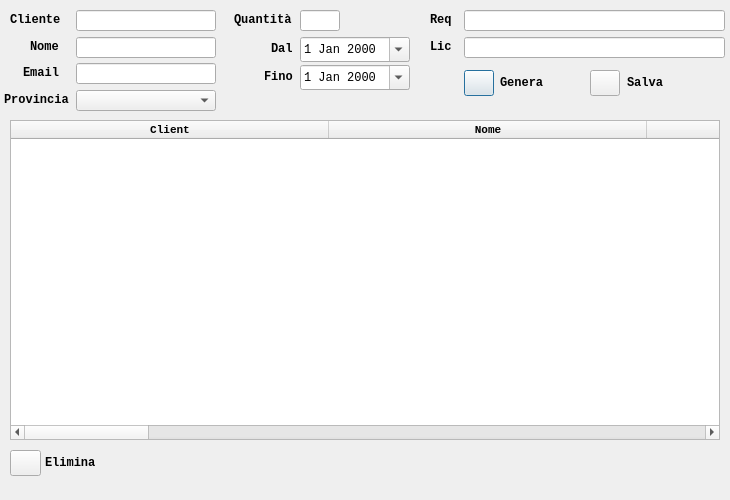
Before: the Qt Designer form QtUI/dialogLic.ui in emper0r/aron-conf, drawn with Qt 5.
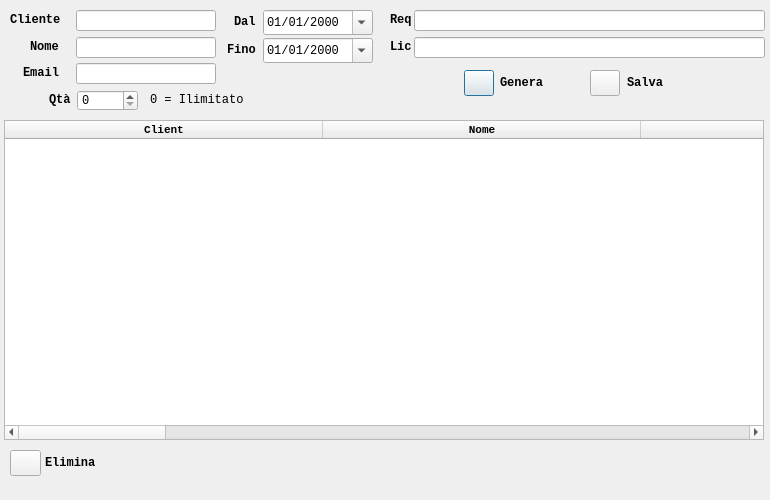
After: the same form once the commit is applied.

The edit to the form file:
```diff
--- a/QtUI/dialogLic.ui
+++ b/QtUI/dialogLic.ui
@@ -6,7 +6,7 @@
    <rect>
     <x>0</x>
     <y>0</y>
-    <width>730</width>
+    <width>770</width>
     <height>500</height>
    </rect>
   </property>
@@ -18,13 +18,13 @@
   </property>
   <property name="minimumSize">
    <size>
-    <width>730</width>
+    <width>770</width>
     <height>500</height>
    </size>
   </property>
   <property name="maximumSize">
    <size>
-    <width>730</width>
+    <width>770</width>
     <height>500</height>
    </size>
   </property>
@@ -55,21 +55,21 @@
   <widget class="QTableWidget" name="tableWidget">
    <property name="geometry">
     <rect>
-     <x>10</x>
+     <x>4</x>
      <y>120</y>
-     <width>710</width>
+     <width>760</width>
      <height>320</height>
     </rect>
    </property>
    <property name="minimumSize">
     <size>
-     <width>710</width>
+     <width>760</width>
      <height>320</height>
     </size>
    </property>
    <property name="maximumSize">
     <size>
-     <width>710</width>
+     <width>760</width>
      <height>320</height>
     </size>
    </property>
@@ -148,18 +148,6 @@
      </font>
     </property>
    </column>
-   <column>
-    <property name="text">
-     <string>Prov</string>
-    </property>
-    <property name="font">
-     <font>
-      <pointsize>8</pointsize>
-      <weight>75</weight>
-      <bold>true</bold>
-     </font>
-    </property>
-   </column>
    <column>
     <property name="text">
      <string>Qtà</string>
@@ -392,73 +380,24 @@
     <cursorShape>PointingHandCursor</cursorShape>
    </property>
   </widget>
-  <widget class="QComboBox" name="comboBoxProv">
-   <property name="geometry">
-    <rect>
-     <x>76</x>
-     <y>90</y>
-     <width>140</width>
-     <height>21</height>
-    </rect>
-   </property>
-   <property name="cursor">
-    <cursorShape>PointingHandCursor</cursorShape>
-   </property>
-  </widget>
-  <widget class="QLabel" name="labelProv">
-   <property name="geometry">
-    <rect>
-     <x>4</x>
-     <y>90</y>
-     <width>70</width>
-     <height>20</height>
-    </rect>
-   </property>
-   <property name="minimumSize">
-    <size>
-     <width>70</width>
-     <height>20</height>
-    </size>
-   </property>
-   <property name="maximumSize">
-    <size>
-     <width>70</width>
-     <height>20</height>
-    </size>
-   </property>
-   <property name="font">
-    <font>
-     <family>Monospace</family>
-     <pointsize>9</pointsize>
-     <weight>75</weight>
-     <bold>true</bold>
-    </font>
-   </property>
-   <property name="cursor">
-    <cursorShape>PointingHandCursor</cursorShape>
-   </property>
-   <property name="text">
-    <string>Provincia</string>
-   </property>
-  </widget>
   <widget class="QLabel" name="labelQty">
    <property name="geometry">
     <rect>
-     <x>234</x>
-     <y>10</y>
-     <width>60</width>
+     <x>49</x>
+     <y>90</y>
+     <width>30</width>
      <height>20</height>
     </rect>
    </property>
    <property name="minimumSize">
     <size>
-     <width>60</width>
+     <width>30</width>
      <height>20</height>
     </size>
    </property>
    <property name="maximumSize">
     <size>
-     <width>60</width>
+     <width>30</width>
      <height>20</height>
     </size>
    </property>
@@ -474,27 +413,14 @@
     <cursorShape>PointingHandCursor</cursorShape>
    </property>
    <property name="text">
-    <string>Quantità</string>
-   </property>
-  </widget>
-  <widget class="QLineEdit" name="lineEditQty">
-   <property name="geometry">
-    <rect>
-     <x>300</x>
-     <y>10</y>
-     <width>40</width>
-     <height>21</height>
-    </rect>
-   </property>
-   <property name="cursor">
-    <cursorShape>PointingHandCursor</cursorShape>
+    <string>Qtà</string>
    </property>
   </widget>
   <widget class="QDateEdit" name="dateEditActive">
    <property name="geometry">
     <rect>
-     <x>300</x>
-     <y>37</y>
+     <x>263</x>
+     <y>10</y>
      <width>110</width>
      <height>25</height>
     </rect>
@@ -502,6 +428,9 @@
    <property name="cursor">
     <cursorShape>PointingHandCursor</cursorShape>
    </property>
+   <property name="displayFormat">
+    <string>dd/MM/yyyy</string>
+   </property>
    <property name="calendarPopup">
     <bool>true</bool>
    </property>
@@ -509,8 +438,8 @@
   <widget class="QLabel" name="labelActive">
    <property name="geometry">
     <rect>
-     <x>271</x>
-     <y>39</y>
+     <x>234</x>
+     <y>12</y>
      <width>30</width>
      <height>20</height>
     </rect>
@@ -545,8 +474,8 @@
   <widget class="QLabel" name="labelExpire">
    <property name="geometry">
     <rect>
-     <x>264</x>
-     <y>67</y>
+     <x>227</x>
+     <y>40</y>
      <width>30</width>
      <height>20</height>
     </rect>
@@ -581,8 +510,8 @@
   <widget class="QDateEdit" name="dateEditExpire">
    <property name="geometry">
     <rect>
-     <x>300</x>
-     <y>65</y>
+     <x>263</x>
+     <y>38</y>
      <width>110</width>
      <height>25</height>
     </rect>
@@ -590,6 +519,9 @@
    <property name="cursor">
     <cursorShape>PointingHandCursor</cursorShape>
    </property>
+   <property name="displayFormat">
+    <string>dd/MM/yyyy</string>
+   </property>
    <property name="calendarPopup">
     <bool>true</bool>
    </property>
@@ -629,12 +561,17 @@
   <widget class="QLineEdit" name="lineEditClient_2">
    <property name="geometry">
     <rect>
-     <x>464</x>
+     <x>414</x>
      <y>10</y>
-     <width>261</width>
+     <width>351</width>
      <height>21</height>
     </rect>
    </property>
+   <property name="font">
+    <font>
+     <pointsize>8</pointsize>
+    </font>
+   </property>
    <property name="cursor">
     <cursorShape>PointingHandCursor</cursorShape>
    </property>
@@ -645,7 +582,7 @@
   <widget class="QLabel" name="labelQty_2">
    <property name="geometry">
     <rect>
-     <x>430</x>
+     <x>390</x>
      <y>10</y>
      <width>30</width>
      <height>20</height>
@@ -681,12 +618,17 @@
   <widget class="QLineEdit" name="lineEditClient_3">
    <property name="geometry">
     <rect>
-     <x>464</x>
+     <x>414</x>
      <y>37</y>
-     <width>261</width>
+     <width>351</width>
      <height>21</height>
     </rect>
    </property>
+   <property name="font">
+    <font>
+     <pointsize>8</pointsize>
+    </font>
+   </property>
    <property name="cursor">
     <cursorShape>PointingHandCursor</cursorShape>
    </property>
@@ -697,7 +639,7 @@
   <widget class="QLabel" name="labelQty_3">
    <property name="geometry">
     <rect>
-     <x>430</x>
+     <x>390</x>
      <y>37</y>
      <width>30</width>
      <height>20</height>
@@ -854,6 +796,55 @@
     <string>Elimina</string>
    </property>
   </widget>
+  <widget class="QSpinBox" name="spinBoxQty">
+   <property name="geometry">
+    <rect>
+     <x>77</x>
+     <y>90</y>
+     <width>61</width>
+     <height>21</height>
+    </rect>
+   </property>
+   <property name="maximum">
+    <number>1000</number>
+   </property>
+  </widget>
+  <widget class="QLabel" name="labelUnlimited">
+   <property name="geometry">
+    <rect>
+     <x>150</x>
+     <y>90</y>
+     <width>100</width>
+     <height>20</height>
+    </rect>
+   </property>
+   <property name="minimumSize">
+    <size>
+     <width>100</width>
+     <height>20</height>
+    </size>
+   </property>
+   <property name="maximumSize">
+    <size>
+     <width>100</width>
+     <height>20</height>
+    </size>
+   </property>
+   <property name="font">
+    <font>
+     <family>Monospace</family>
+     <pointsize>9</pointsize>
+     <weight>50</weight>
+     <bold>false</bold>
+    </font>
+   </property>
+   <property name="cursor">
+    <cursorShape>PointingHandCursor</cursorShape>
+   </property>
+   <property name="text">
+    <string>0 = Ilimitato</string>
+   </property>
+  </widget>
  </widget>
  <layoutdefault spacing="6" margin="11"/>
  <tabstops>
```
Left out of the diff: 22 changed lines with no effect on the pictures.
